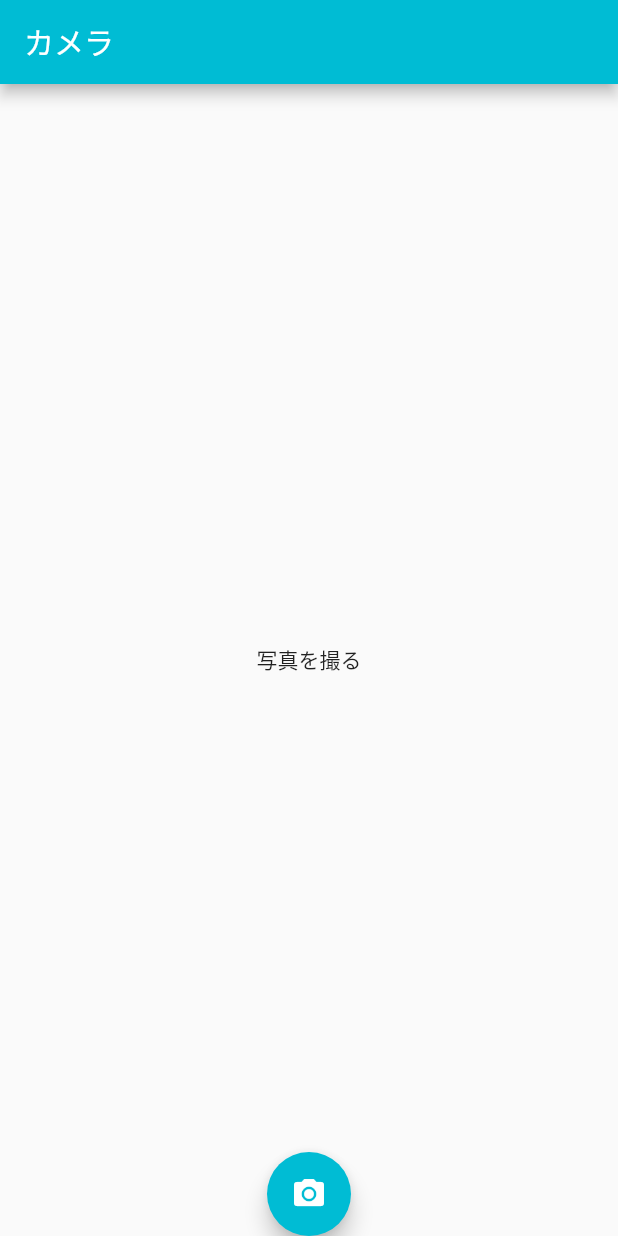
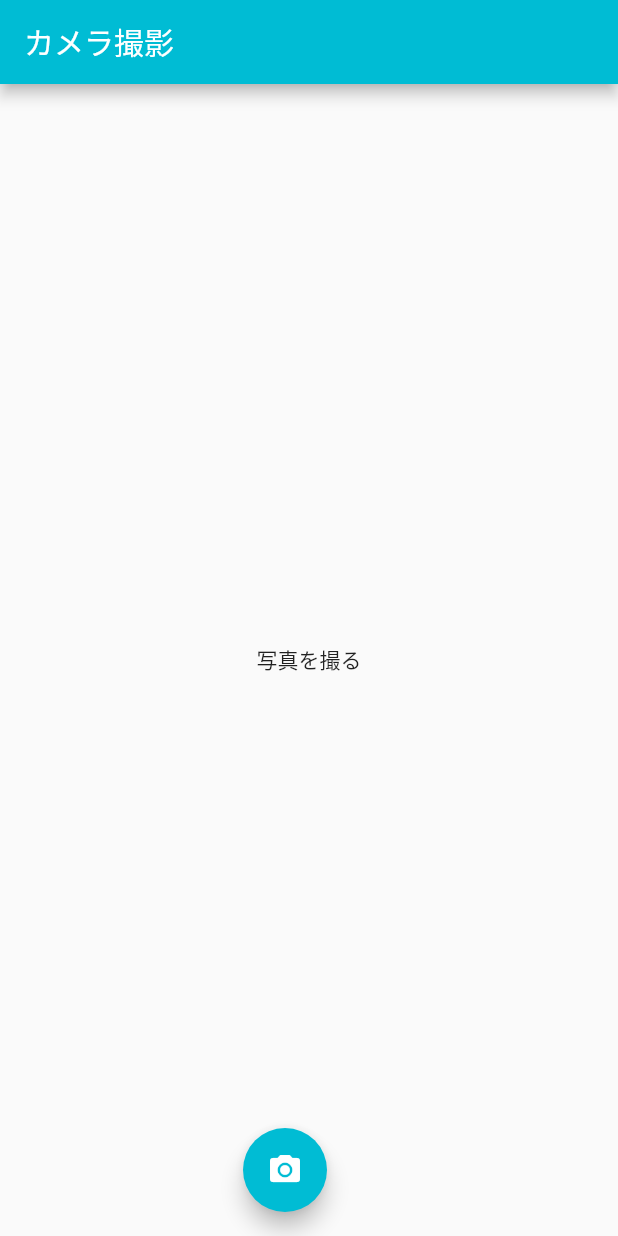
Before and after one commit to takaku1222/photo_picture, a Flutter app: the screen it shows after launch, after a tap on the "photo camera" icon, on a phone screen of 412 x 824 dp. Run offline on Flutter 3.47's test engine with Material 2 defaults, Android fonts, the phone set to English and light mode, and no system bars; our stand-ins replace image_picker.

Commit message:
second commit

```diff
--- a/lib/main.dart
+++ b/lib/main.dart
@@ -32,10 +32,13 @@ class MyHomePage extends StatefulWidget {
 }
 
 class _MyHomePageState extends State<MyHomePage> {
+
+  List imageList = [];
+
   File? _image;
   final _picker = ImagePicker();
 
-  Future getImageFromCamera() async {
+  Future<void> getImageFromCamera() async {
     final pickedFile = await _picker.pickImage(source: ImageSource.camera);
     setState(() {
       if (pickedFile != null) {
@@ -44,11 +47,12 @@ class _MyHomePageState extends State<MyHomePage> {
     });
   }
 
+
   @override
   Widget build(BuildContext context) {
     return Scaffold(
       appBar: AppBar(
-        title: Text('カメラ',
+        title: Text('カメラ撮影',
           style: TextStyle(color: Colors.white),
         ),
         backgroundColor: Colors.cyan,
@@ -58,13 +62,17 @@ class _MyHomePageState extends State<MyHomePage> {
             Text('写真を撮る')
             : Image.file(_image!),
       ),
-      floatingActionButtonLocation: FloatingActionButtonLocation.centerDocked,
-      floatingActionButton: FloatingActionButton(
-        onPressed: getImageFromCamera,
-        child: Icon(Icons.photo_camera,
-          color: Colors.white,
-        ),
-        backgroundColor: Colors.cyan,
+      floatingActionButton: Row(
+        mainAxisAlignment: MainAxisAlignment.spaceEvenly,
+        children: [
+          FloatingActionButton(
+            onPressed: getImageFromCamera,
+            child: Icon(Icons.photo_camera,
+              color: Colors.white,
+            ),
+            backgroundColor: Colors.cyan,
+          ),
+        ],
       ),
     );
   }
```
Also changed, not shown: pubspec.lock, 2 other files.
